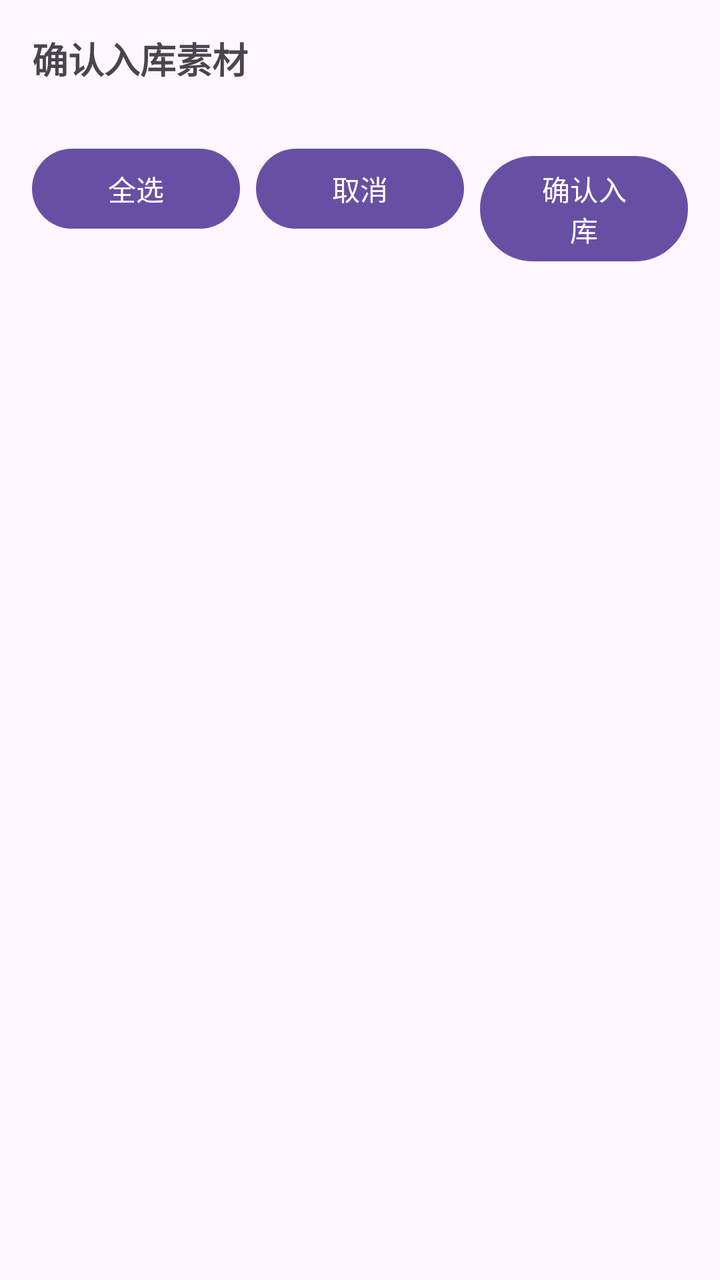
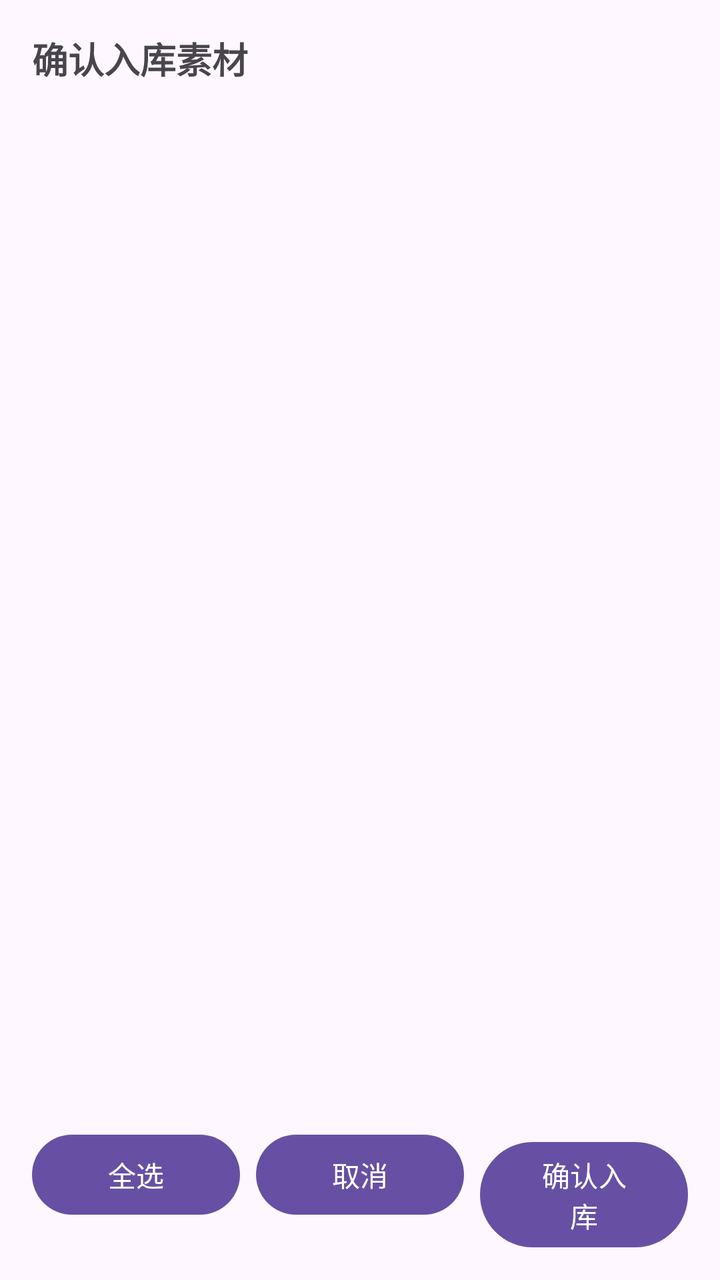

The first picture is an Android layout as it rendered before a commit; the second is the same layout after the commit. The layout source and the unified diff follow.
<!-- AndroidManifest.xml: application theme Theme.StoryTeller -->
<!-- res/layout/dialog_material_candidate_review.xml -->
<?xml version="1.0" encoding="utf-8"?>
<LinearLayout xmlns:android="http://schemas.android.com/apk/res/android"
    xmlns:app="http://schemas.android.com/apk/res-auto"
    android:layout_width="match_parent"
    android:layout_height="wrap_content"
    android:orientation="vertical"
    android:padding="16dp">
    <TextView
        android:id="@+id/tv_candidate_review_title"
        android:layout_width="match_parent"
        android:layout_height="wrap_content"
        android:textSize="18sp"
        android:textStyle="bold"
        android:text="确认入库素材" />
    <TextView
        android:id="@+id/tv_candidate_review_empty"
        android:layout_width="match_parent"
        android:layout_height="wrap_content"
        android:layout_marginTop="12dp"
        android:textColor="@android:color/holo_red_dark"
        android:visibility="gone"
        android:text="没有可入库的素材" />
    <androidx.recyclerview.widget.RecyclerView
        android:id="@+id/rv_candidate_review_list"
        android:layout_width="match_parent"
        android:layout_height="wrap_content"
        android:layout_marginTop="12dp"
        android:maxHeight="420dp" />
    <LinearLayout
        android:layout_width="match_parent"
        android:layout_height="wrap_content"
        android:layout_marginTop="16dp"
        android:orientation="horizontal">
        <Button
            android:id="@+id/btn_candidate_review_select_all"
            android:layout_width="0dp"
            android:layout_height="wrap_content"
            android:layout_weight="1"
            android:text="全选" />
        <Button
            android:id="@+id/btn_candidate_review_cancel"
            android:layout_width="0dp"
            android:layout_height="wrap_content"
            android:layout_marginStart="8dp"
            android:layout_weight="1"
            android:text="取消" />
        <Button
            android:id="@+id/btn_candidate_review_confirm"
            android:layout_width="0dp"
            android:layout_height="wrap_content"
            android:layout_marginStart="8dp"
            android:layout_weight="1"
            android:text="确认入库" />
    </LinearLayout>
</LinearLayout>
<!-- resources referenced by this layout -->
<resources>
  <style name="Theme.StoryTeller" parent="Base.Theme.StoryTeller" />
  <style name="Base.Theme.StoryTeller" parent="Theme.Material3.DayNight.NoActionBar">
          
          
  
          
          <item name="android:statusBarColor">@android:color/transparent</item>
          <item name="android:navigationBarColor">@android:color/transparent</item>
      </style>
</resources>

<!-- the commit's change to res/layout/dialog_material_candidate_review.xml (unified diff, before → after) -->
@@ -23,7 +23,8 @@
     <androidx.recyclerview.widget.RecyclerView
         android:id="@+id/rv_candidate_review_list"
         android:layout_width="match_parent"
-        android:layout_height="wrap_content"
+        android:layout_height="0dp"
+        android:layout_weight="1"
         android:layout_marginTop="12dp"
         android:maxHeight="420dp" />
     <LinearLayout
